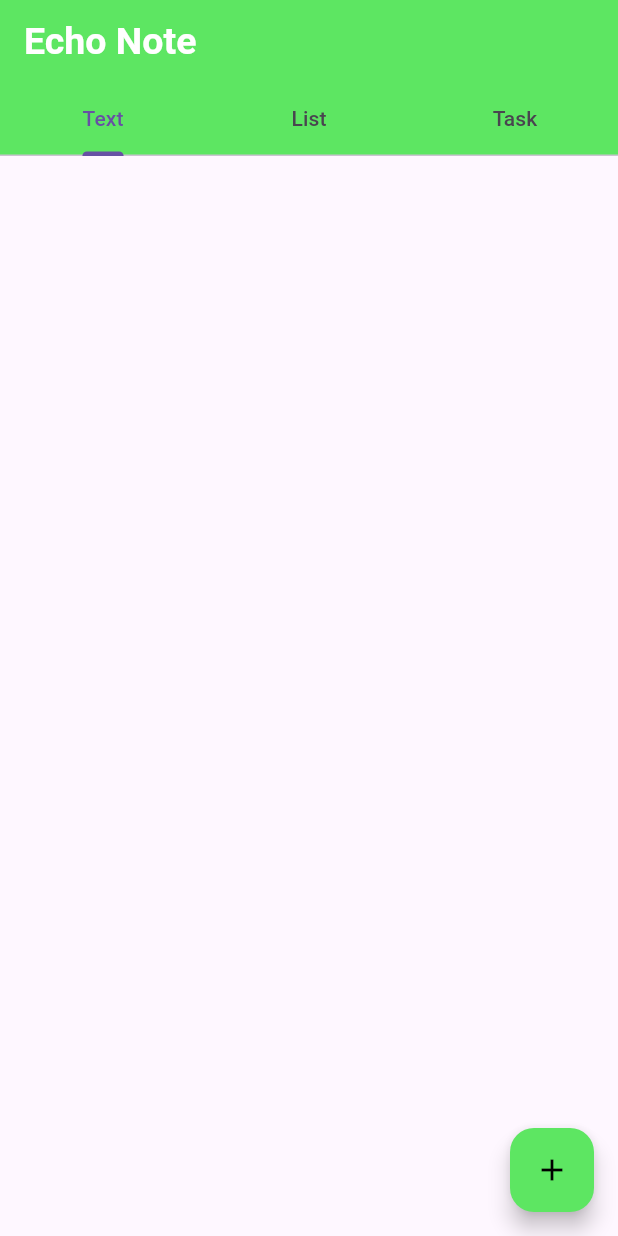
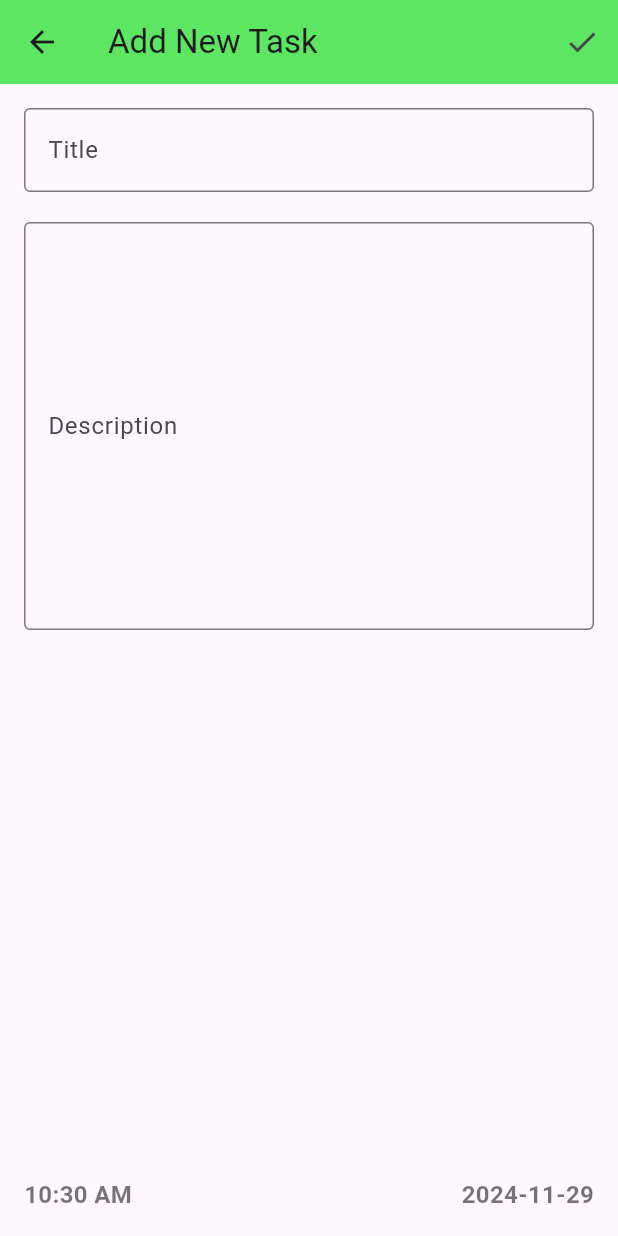
Before and after one commit to princejs446/Main-Project-1, a Flutter app: the screen it shows after launch, on a phone screen of 412 x 824 dp. Run offline on Flutter 3.47's test engine with Material 3 defaults, Android fonts, the phone set to English and light mode, and no system bars.

Commit message:
project on 29/11/2024

```diff
--- /dev/null
+++ b/lib/TaskScreen.dart
@@ -0,0 +1,104 @@
+import 'package:flutter/material.dart';
+import 'package:intl/intl.dart';
+
+class Taskscreen extends StatefulWidget {
+  const Taskscreen({super.key});
+
+  @override
+  State<Taskscreen> createState() => _TaskscreenState();
+}
+
+class _TaskscreenState extends State<Taskscreen> {
+  final TextEditingController _titleController = TextEditingController();
+  final TextEditingController _contentController = TextEditingController();
+
+
+  String getCurrentTime() {
+    final now = DateTime.now();
+    return DateFormat('hh:mm a').format(now);
+  }
+
+
+  String getCurrentDate() {
+    final now = DateTime.now();
+    return DateFormat('yyyy-MM-dd').format(now);
+  }
+
+  @override
+  Widget build(BuildContext context) {
+    return Scaffold(
+      appBar: AppBar(
+        leading: IconButton(
+          icon: Icon(Icons.arrow_back),
+          onPressed: () {
+            Navigator.pop(context);
+          },
+        ),
+        title: Text('Add New Task'),
+        actions: [
+          IconButton(
+            icon: Icon(Icons.check),
+            onPressed: () {
+              print('Title: ${_titleController.text}');
+              print('Content: ${_contentController.text}');
+            },
+          ),
+        ],
+        backgroundColor: Color.fromARGB(255, 93, 230, 98),
+      ),
+      body: Stack(
+        children: [
+          Padding(
+            padding: const EdgeInsets.all(16.0),
+            child: Column(
+              crossAxisAlignment: CrossAxisAlignment.start,
+              children: [
+                TextField(
+                  controller: _titleController,
+                  decoration: InputDecoration(
+                    labelText: 'Title',
+                    border: OutlineInputBorder(),
+                  ),
+                ),
+                SizedBox(height: 20),
+                TextField(
+                  controller: _contentController,
+                  maxLines: 10,
+                  decoration: InputDecoration(
+                    labelText: 'Description',
+                    border: OutlineInputBorder(),
+                  ),
+                ),
+              ],
+            ),
+          ),
+
+          Positioned(
+            left: 16,
+            bottom: 16,
+            child: Text(
+              getCurrentTime(),
+              style: TextStyle(
+                fontSize: 16,
+                fontWeight: FontWeight.bold,
+                color: Colors.black54,
+              ),
+            ),
+          ),
+          Positioned(
+            right: 16,
+            bottom: 16,
+            child: Text(
+              getCurrentDate(),
+              style: TextStyle(
+                fontSize: 16,
+                fontWeight: FontWeight.bold,
+                color: Colors.black54,
+              ),
+            ),
+          ),
+        ],
+      ),
+    );
+  }
+}
--- a/lib/main.dart
+++ b/lib/main.dart
@@ -1,4 +1,7 @@
 import 'package:flutter/material.dart';
+import 'package:main_project1/ListScreen.dart';
+
+import 'package:main_project1/TaskScreen.dart';
 import 'package:main_project1/homescreen.dart';
 
 void main() {
@@ -13,7 +16,7 @@ class MyApp extends StatelessWidget {
   Widget build(BuildContext context) {
     return MaterialApp(
    debugShowCheckedModeBanner: false,
-   home: Homescreen(),
+   home: Taskscreen(),
     );
   }
 }
```
Also changed, not shown: lib/ListScreen.dart (added, +74 -0 lines), lib/TextScreen.dart (added, +68 -0 lines), lib/homescreen.dart (+15 -17 lines).
